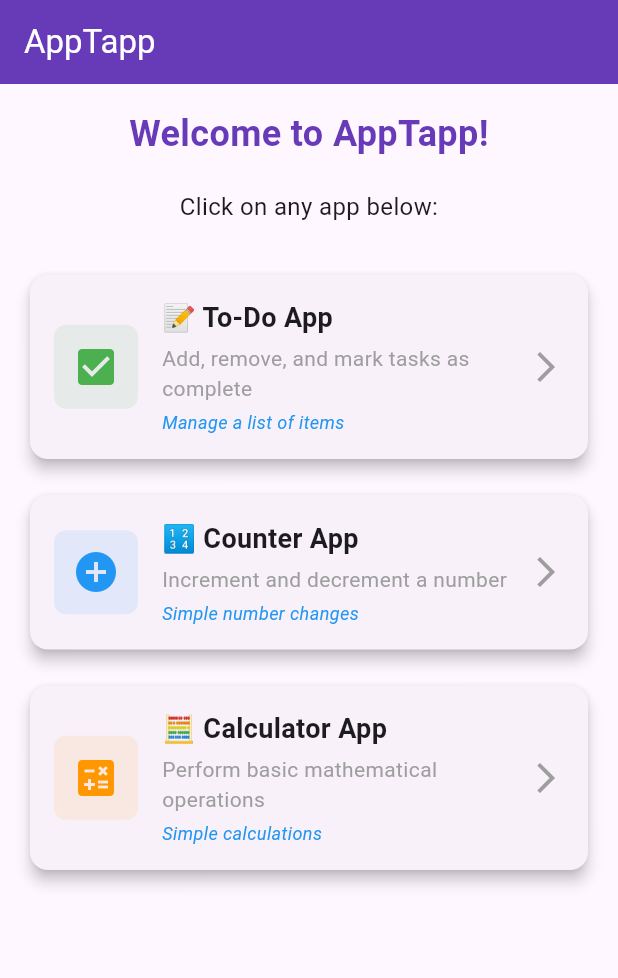
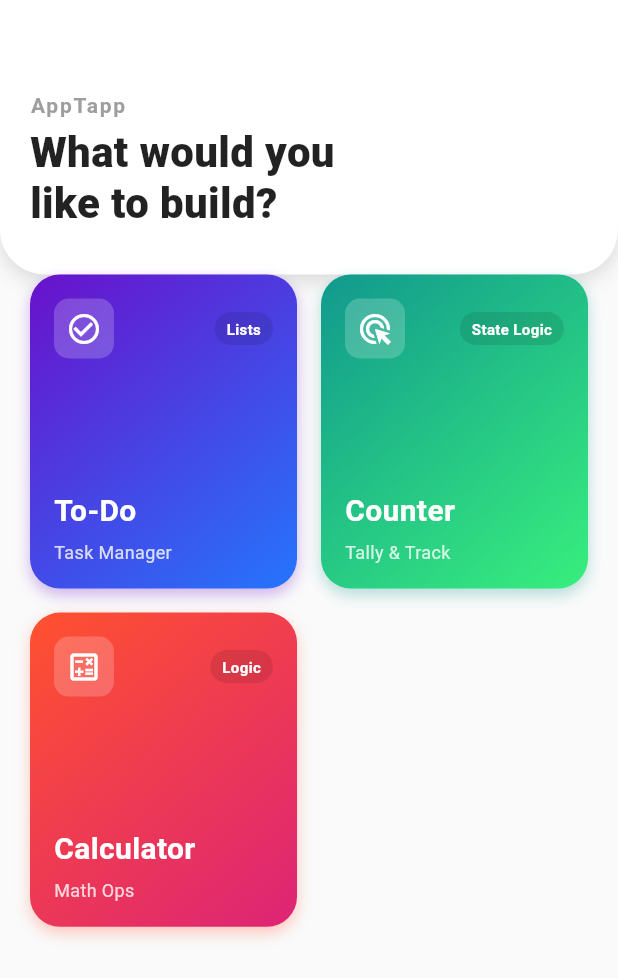
Before and after one commit to memahin/apptapp, a Flutter app: the screen it shows after launch, on a phone screen of 412 x 824 dp. Shown: the top 978 px of the screen. Run offline on Flutter 3.47's test engine with Material 3 defaults, Android fonts, the phone set to English and light mode, and no system bars.

Commit message:
AppTapp app's Home Screen

```diff
--- a/lib/home_screen.dart
+++ b/lib/home_screen.dart
@@ -9,74 +9,57 @@ class HomeScreen extends StatelessWidget {
   @override
   Widget build(BuildContext context) {
     return Scaffold(
-      appBar: AppBar(
-        title: const Text('AppTapp'),
-        backgroundColor: Colors.deepPurple,
-        foregroundColor: Colors.white,
-      ),
-      body: Padding(
-        padding: const EdgeInsets.all(16.0),
-        child: Column(
-          crossAxisAlignment: CrossAxisAlignment.stretch,
+      backgroundColor: Colors.grey[50], // Softer background
+      body: Column(
         children: [
-            const Text(
-              'Welcome to AppTapp!',
-              style: TextStyle(
-                fontSize: 24,
-                fontWeight: FontWeight.bold,
-                color: Colors.deepPurple,
-              ),
-              textAlign: TextAlign.center,
-            ),
-            const SizedBox(height: 20),
-            const Text(
-              'Click on any app below:',
-              style: TextStyle(fontSize: 16),
-              textAlign: TextAlign.center,
-            ),
-            const SizedBox(height: 30),
+          // 1. Custom Modern Header
+          _buildHeader(),
 
-            // To-Do App Button
-            _buildAppCard(
+          // 2. Scrollable App Grid
+          Expanded(
+            child: Padding(
+              padding: const EdgeInsets.symmetric(horizontal: 20.0),
+              child: GridView.count(
+                crossAxisCount: 2, // 2 Columns for a dashboard look
+                crossAxisSpacing: 16,
+                mainAxisSpacing: 16,
+                childAspectRatio: 0.85, // Taller cards to fit content
+                children: [
+                  _buildModernAppCard(
                     context,
-              '📝 To-Do App',
-              'Add, remove, and mark tasks as complete',
-              'Manage a list of items',
-              Icons.check_box,
-              Colors.green,
-                  () => Navigator.push(
+                    title: 'To-Do',
+                    subtitle: 'Task Manager',
+                    tag: 'Lists',
+                    icon: Icons.check_circle_outline,
+                    startColor: const Color(0xFF6A11CB),
+                    endColor: const Color(0xFF2575FC),
+                    onTap: () => Navigator.push(
                       context,
                       MaterialPageRoute(builder: (context) => const TodoApp()),
                     ),
                   ),
-
-            const SizedBox(height: 16),
-
-            // Counter App Button
-            _buildAppCard(
+                  _buildModernAppCard(
                     context,
-              '🔢 Counter App',
-              'Increment and decrement a number',
-              'Simple number changes',
-              Icons.add_circle,
-              Colors.blue,
-                  () => Navigator.push(
+                    title: 'Counter',
+                    subtitle: 'Tally & Track',
+                    tag: 'State Logic',
+                    icon: Icons.ads_click,
+                    startColor: const Color(0xFF11998e),
+                    endColor: const Color(0xFF38ef7d),
+                    onTap: () => Navigator.push(
                       context,
                       MaterialPageRoute(builder: (context) => const CounterApp()),
                     ),
                   ),
-
-            const SizedBox(height: 16),
-
-            // Calculator App Button
-            _buildAppCard(
+                  _buildModernAppCard(
                     context,
-              '🧮 Calculator App',
-              'Perform basic mathematical operations',
-              'Simple calculations',
-              Icons.calculate,
-              Colors.orange,
-                  () => Navigator.push(
+                    title: 'Calculator',
+                    subtitle: 'Math Ops',
+                    tag: 'Logic',
+                    icon: Icons.calculate_outlined,
+                    startColor: const Color(0xFFFF512F),
+                    endColor: const Color(0xFFDD2476),
+                    onTap: () => Navigator.push(
                       context,
                       MaterialPageRoute(builder: (context) => const CalculatorApp()),
                     ),
@@ -84,66 +67,152 @@ class HomeScreen extends StatelessWidget {
                 ],
               ),
             ),
+          ),
+        ],
+      ),
     );
   }
 
-  Widget _buildAppCard(
-      BuildContext context,
-      String title,
-      String description,
-      String learning,
-      IconData icon,
-      Color color,
-      VoidCallback onTap,
-      ) {
-    return Card(
-      elevation: 4,
+  // Custom Header Widget
+  Widget _buildHeader() {
+    return Container(
+      width: double.infinity,
+      padding: const EdgeInsets.only(top: 60, left: 20, right: 20, bottom: 30),
+      decoration: const BoxDecoration(
+        color: Colors.white,
+        borderRadius: BorderRadius.only(
+          bottomLeft: Radius.circular(30),
+          bottomRight: Radius.circular(30),
+        ),
+        boxShadow: [
+          BoxShadow(
+            color: Colors.black12,
+            blurRadius: 10,
+            offset: Offset(0, 5),
+          ),
+        ],
+      ),
+      child: Column(
+        crossAxisAlignment: CrossAxisAlignment.start,
+        children: [
+          const Text(
+            'AppTapp',
+            style: TextStyle(
+              fontSize: 14,
+              fontWeight: FontWeight.bold,
+              color: Colors.grey,
+              letterSpacing: 1.2,
+            ),
+          ),
+          const SizedBox(height: 5),
+          const Text(
+            'What would you\nlike to build?',
+            style: TextStyle(
+              fontSize: 28,
+              fontWeight: FontWeight.w800,
+              color: Colors.black87,
+              height: 1.2,
+            ),
+          ),
+        ],
+      ),
+    );
+  }
+
+  // Modern Card Widget
+  Widget _buildModernAppCard(
+      BuildContext context, {
+        required String title,
+        required String subtitle,
+        required String tag,
+        required IconData icon,
+        required Color startColor,
+        required Color endColor,
+        required VoidCallback onTap,
+      }) {
+    return Container(
+      decoration: BoxDecoration(
+        borderRadius: BorderRadius.circular(20),
+        gradient: LinearGradient(
+          colors: [startColor, endColor],
+          begin: Alignment.topLeft,
+          end: Alignment.bottomRight,
+        ),
+        boxShadow: [
+          BoxShadow(
+            color: startColor.withOpacity(0.3),
+            blurRadius: 8,
+            offset: const Offset(0, 4),
+          ),
+        ],
+      ),
+      child: Material(
+        color: Colors.transparent,
         child: InkWell(
           onTap: onTap,
-        borderRadius: BorderRadius.circular(8),
+          borderRadius: BorderRadius.circular(20),
           child: Padding(
             padding: const EdgeInsets.all(16.0),
-          child: Row(
+            child: Column(
+              crossAxisAlignment: CrossAxisAlignment.start,
+              mainAxisAlignment: MainAxisAlignment.spaceBetween,
+              children: [
+                // Icon Header
+                Row(
+                  mainAxisAlignment: MainAxisAlignment.spaceBetween,
                   children: [
                     Container(
-                padding: const EdgeInsets.all(12),
+                      padding: const EdgeInsets.all(8),
                       decoration: BoxDecoration(
-                  color: color.withOpacity(0.1),
-                  borderRadius: BorderRadius.circular(8),
+                        color: Colors.white.withOpacity(0.2),
+                        borderRadius: BorderRadius.circular(10),
                       ),
-                child: Icon(icon, color: color, size: 32),
+                      child: Icon(icon, color: Colors.white, size: 24),
                     ),
-              const SizedBox(width: 16),
-              Expanded(
-                child: Column(
+                    // Small "Learning" Tag
+                    Container(
+                      padding: const EdgeInsets.symmetric(
+                          horizontal: 8, vertical: 4),
+                      decoration: BoxDecoration(
+                        color: Colors.black.withOpacity(0.1),
+                        borderRadius: BorderRadius.circular(20),
+                      ),
+                      child: Text(
+                        tag,
+                        style: const TextStyle(
+                          color: Colors.white,
+                          fontSize: 10,
+                          fontWeight: FontWeight.bold,
+                        ),
+                      ),
+                    ),
+                  ],
+                ),
+
+                // Text Content
+                Column(
                   crossAxisAlignment: CrossAxisAlignment.start,
                   children: [
                     Text(
                       title,
                       style: const TextStyle(
-                        fontSize: 18,
+                        fontSize: 20,
                         fontWeight: FontWeight.bold,
+                        color: Colors.white,
                       ),
                     ),
                     const SizedBox(height: 4),
                     Text(
-                      description,
-                      style: const TextStyle(fontSize: 14, color: Colors.grey),
-                    ),
-                    const SizedBox(height: 4),
-                    Text(
-                      learning,
-                      style: const TextStyle(
+                      subtitle,
+                      style: TextStyle(
                         fontSize: 12,
-                        color: Colors.blue,
-                        fontStyle: FontStyle.italic,
+                        color: Colors.white.withOpacity(0.8),
                       ),
                     ),
                   ],
                 ),
+              ],
             ),
-              const Icon(Icons.arrow_forward_ios, color: Colors.grey),
-            ],
           ),
         ),
       ),
```
Lines whose indentation alone changed are shown as unchanged.
